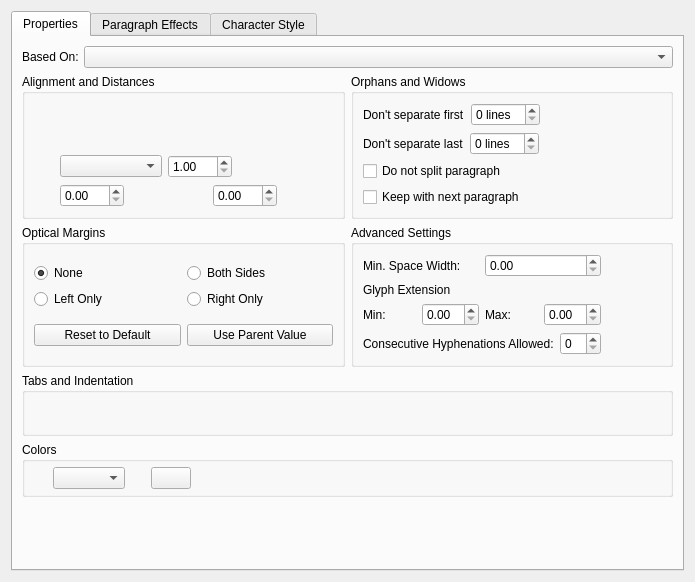
The window that scribus/ui/smpstylewidget.ui (scribusproject/scribus) describes before a commit, drawn with Qt 5.
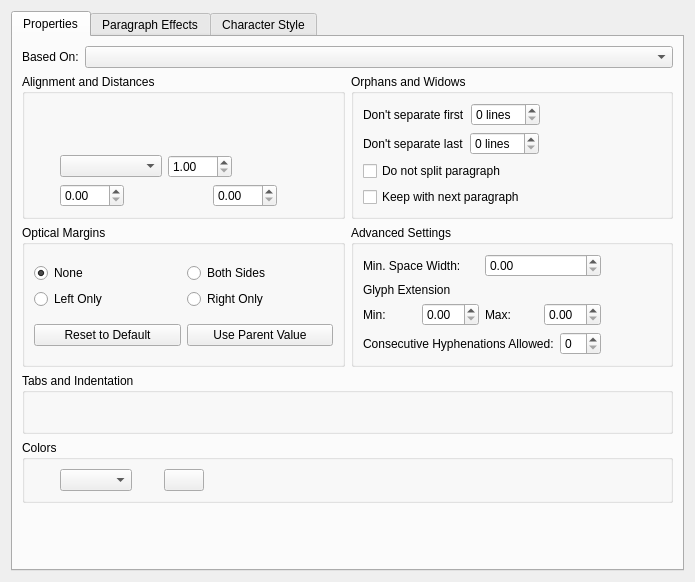
The same window after the commit. Custom widgets are drawn as their Qt base class.

Commit message: #16486: Unify margins and spacing for dialogs, set 12 <bubu>

```diff
--- a/scribus/ui/smpstylewidget.ui
+++ b/scribus/ui/smpstylewidget.ui
@@ -23,9 +23,6 @@
       <layout class="QVBoxLayout" name="verticalLayout_8">
        <item>
         <layout class="QHBoxLayout">
-         <property name="spacing">
-          <number>5</number>
-         </property>
          <item>
           <widget class="QLabel" name="parentLabel">
            <property name="text">
@@ -619,7 +616,7 @@
          </property>
          <layout class="QVBoxLayout">
           <item>
-           <layout class="QHBoxLayout">
+           <layout class="QHBoxLayout" name="tabsBoxLayout">
             <item>
              <widget class="SMTabruler" name="tabList" native="true">
               <property name="sizePolicy">
@@ -631,7 +628,7 @@
              </widget>
             </item>
             <item>
-             <spacer>
+             <spacer name="horizontalSpacer_13">
               <property name="orientation">
                <enum>Qt::Horizontal</enum>
               </property>
@@ -654,21 +651,6 @@
           <string>Colors</string>
          </property>
          <layout class="QVBoxLayout" name="verticalLayout_4">
-          <property name="spacing">
-           <number>3</number>
-          </property>
-          <property name="leftMargin">
-           <number>5</number>
-          </property>
-          <property name="topMargin">
-           <number>5</number>
-          </property>
-          <property name="rightMargin">
-           <number>5</number>
-          </property>
-          <property name="bottomMargin">
-           <number>5</number>
-          </property>
           <item>
            <layout class="QHBoxLayout" name="_6">
             <item>
@@ -727,7 +709,7 @@
              </widget>
             </item>
             <item>
-             <spacer>
+             <spacer name="horizontalSpacer_12">
               <property name="orientation">
                <enum>Qt::Horizontal</enum>
               </property>
```
Left out of the diff: 21 changed lines with no effect on the pictures. The commit also changes 6 other files.
